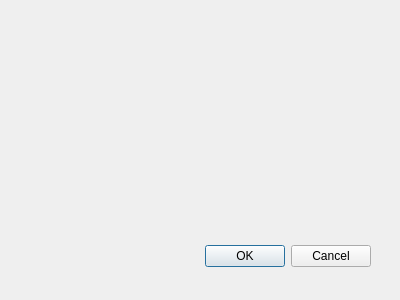
This is app/form/edl/edlconfigdialog.ui in FormSeher/formseher as Qt 5 draws it before an edit. The edited form follows.
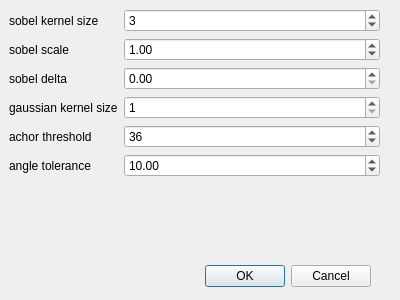
This is the edited form.

Commit message: Added widgets to change EDL configuration.

Patch:
```diff
--- a/app/form/edl/edlconfigdialog.ui
+++ b/app/form/edl/edlconfigdialog.ui
@@ -19,7 +19,7 @@
    <property name="geometry">
     <rect>
      <x>30</x>
-     <y>240</y>
+     <y>260</y>
      <width>341</width>
      <height>32</height>
     </rect>
@@ -31,6 +31,110 @@
     <set>QDialogButtonBox::Cancel|QDialogButtonBox::Ok</set>
    </property>
   </widget>
+  <widget class="QWidget" name="formLayoutWidget">
+   <property name="geometry">
+    <rect>
+     <x>9</x>
+     <y>9</y>
+     <width>371</width>
+     <height>251</height>
+    </rect>
+   </property>
+   <layout class="QFormLayout" name="formLayout">
+    <item row="0" column="0">
+     <widget class="QLabel" name="label">
+      <property name="text">
+       <string>sobel kernel size</string>
+      </property>
+     </widget>
+    </item>
+    <item row="1" column="0">
+     <widget class="QLabel" name="label_2">
+      <property name="text">
+       <string>sobel scale</string>
+      </property>
+     </widget>
+    </item>
+    <item row="2" column="0">
+     <widget class="QLabel" name="label_3">
+      <property name="text">
+       <string>sobel delta</string>
+      </property>
+     </widget>
+    </item>
+    <item row="4" column="0">
+     <widget class="QLabel" name="label_4">
+      <property name="text">
+       <string>achor threshold</string>
+      </property>
+     </widget>
+    </item>
+    <item row="3" column="0">
+     <widget class="QLabel" name="label_5">
+      <property name="text">
+       <string>gaussian kernel size</string>
+      </property>
+     </widget>
+    </item>
+    <item row="5" column="0">
+     <widget class="QLabel" name="label_6">
+      <property name="text">
+       <string>angle tolerance</string>
+      </property>
+     </widget>
+    </item>
+    <item row="5" column="1">
+     <widget class="QDoubleSpinBox" name="angleTolerance">
+      <property name="value">
+       <double>10.000000000000000</double>
+      </property>
+     </widget>
+    </item>
+    <item row="0" column="1">
+     <widget class="QSpinBox" name="sobelKernelSize">
+      <property name="minimum">
+       <number>1</number>
+      </property>
+      <property name="singleStep">
+       <number>2</number>
+      </property>
+      <property name="value">
+       <number>3</number>
+      </property>
+     </widget>
+    </item>
+    <item row="1" column="1">
+     <widget class="QDoubleSpinBox" name="sobelScale">
+      <property name="value">
+       <double>1.000000000000000</double>
+      </property>
+     </widget>
+    </item>
+    <item row="2" column="1">
+     <widget class="QDoubleSpinBox" name="sobelDelta"/>
+    </item>
+    <item row="3" column="1">
+     <widget class="QSpinBox" name="gaussianKernelSize">
+      <property name="minimum">
+       <number>1</number>
+      </property>
+      <property name="singleStep">
+       <number>2</number>
+      </property>
+     </widget>
+    </item>
+    <item row="4" column="1">
+     <widget class="QSpinBox" name="anchorThreshold">
+      <property name="minimum">
+       <number>1</number>
+      </property>
+      <property name="value">
+       <number>36</number>
+      </property>
+     </widget>
+    </item>
+   </layout>
+  </widget>
  </widget>
  <pixmapfunction/>
  <resources/>
```
Left out of the diff: 5 changed lines with no effect on the pictures. The commit also changes 2 other files.
